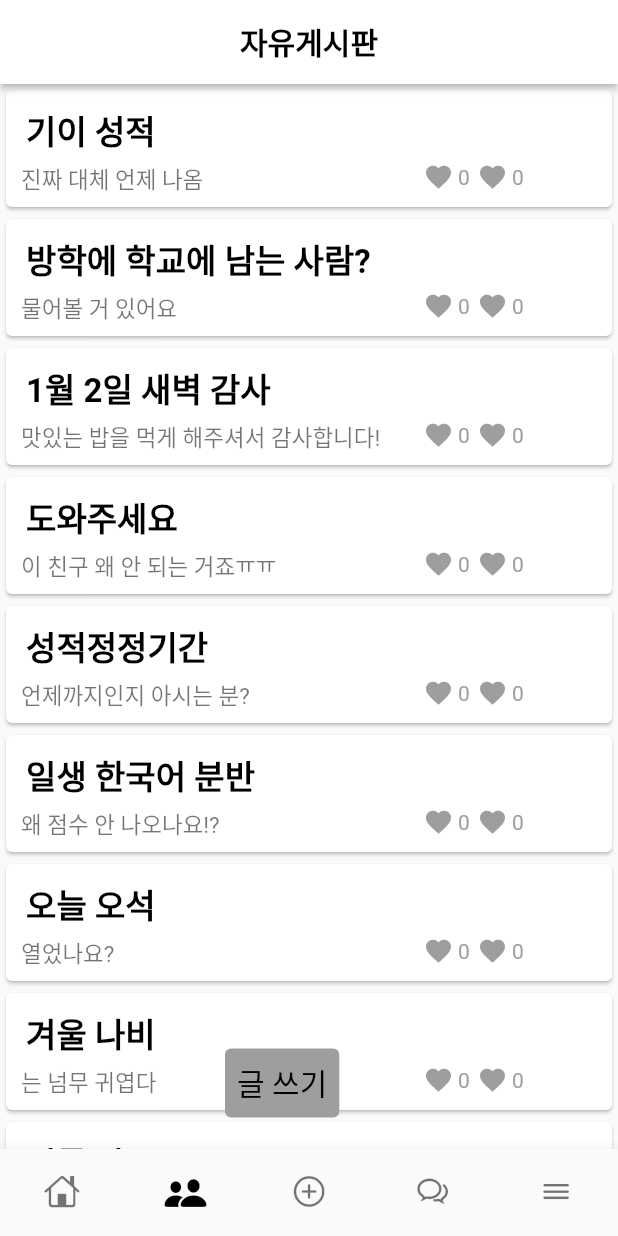
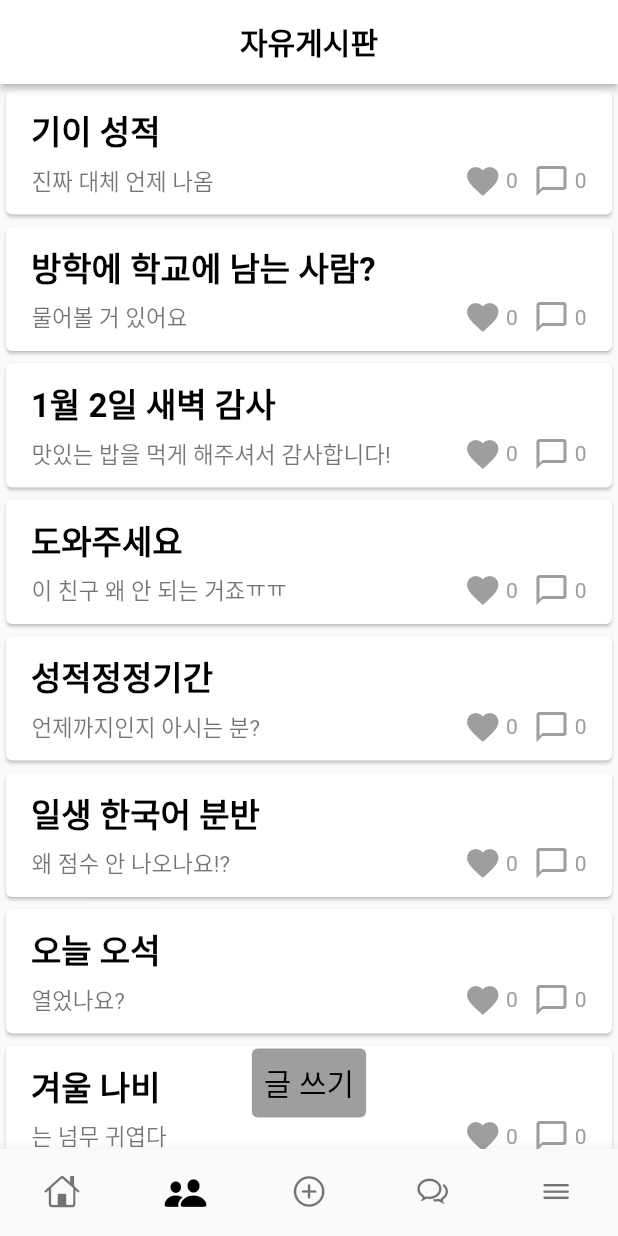
Before and after one commit to Han-Bab/Handong_Bab_MeokJa, a Flutter app: the screen it shows once a user with an empty profile is signed in, item 2 of the bottom bar chosen, on a phone screen of 412 x 824 dp. Run offline on Flutter 3.47's test engine with Material 2 defaults, Android fonts, the phone set to English and light mode, and no system bars; drawn by our look-alikes of like_button; our stand-ins replace cloud_firestore, dotted_border, extended_image, firebase_auth, firebase_core, flutter_chat_bubble and 7 more; accounts and stored records are empty.

Commit message:
Feat: 자유게시판 2차 완성

```diff
--- a/lib/view/main/community_page.dart
+++ b/lib/view/main/community_page.dart
@@ -53,25 +53,12 @@ class _CommunityPageState extends State<CommunityPage> {
     'ㅈㄱㄴ'
   ];
 
-  void showPopup(context, title, content) {
-    showDialog(
-      context: context,
-      builder: (context) {
-        return Dialog(
-          child: Container(
-            width: MediaQuery.of(context).size.width * 0.7,
-            height: 380,
-            decoration: BoxDecoration(
-                borderRadius: BorderRadius.circular(10), color: Colors.white),
-          ),
-        );
-      },
-    );
-  }
+  GlobalKey Boxkey = GlobalKey();
+
 
   @override
   Widget build(BuildContext context) {
-    double width = MediaQuery.of(context).size.width * 0.7;
+    double width = MediaQuery.of(context).size.width;
     return Scaffold(
       appBar: AppBar(
         title: const Text(
@@ -93,7 +80,7 @@ class _CommunityPageState extends State<CommunityPage> {
                 onTap: () {
                   Navigator.push(
                     context,
-                    MaterialPageRoute(builder: (context) => Content()),
+                    MaterialPageRoute(builder: (context) => const Content()),
                   );
                   //showPopup(context, titleList[index], content[index]);
                   //Navigator.push(
@@ -103,15 +90,16 @@ class _CommunityPageState extends State<CommunityPage> {
                 },
                 child: Card(
                   child: Row(
-                    mainAxisAlignment: MainAxisAlignment.start,
+                    mainAxisAlignment: MainAxisAlignment.spaceAround,
                     children: [
                       Padding(
-                        padding: const EdgeInsets.all(10),
+                        padding: EdgeInsets.only(bottom: 10, top: 10),
                         child: Column(
                           mainAxisAlignment: MainAxisAlignment.start,
                           children: [
-                            Container(
-                              width: width + 40,
+                            SizedBox(
+                              width: width * 0.9,
+                              //height: 30,
                               child: Text(
                                 titleList[index],
                                 style: const TextStyle(
@@ -125,54 +113,46 @@ class _CommunityPageState extends State<CommunityPage> {
                             ),
                             Row(
                               children: [
-                                Container(
-                                  width: width - 20,
-                                  height: 20,
+                                SizedBox(
+                                  width: width * 0.7,
+                                  //height: 30,
                                   child: Text(
                                     content[index],
                                     style: const TextStyle(
                                         fontSize: 15, color: Colors.black54),
                                   ),
                                 ),
-                                // const SizedBox(
-                                //   height: 5,
-                                // ),
-                                SizedBox(
-                                  //width: 30,
-                                  //margin: EdgeInsets.only(right: 10),
-                                  //padding: const EdgeInsets.only(),
+                                Positioned(
+                                  height: 20,
                                   child: Row(
-                                    children: const [
+                                    children: [
+                                      const LikeButton(
+                                        size: 25,
+                                        likeCount: 0,
+                                      ),
+                                      const SizedBox(
+                                        width: 10,
+                                      ),
                                       LikeButton(
-                                        size: 20,
+                                        size: 25,
                                         likeCount: 0,
+                                        likeBuilder: (isTapped) {
+                                          return Icon(
+                                            Icons.chat_bubble_outline_outlined,
+                                            color: isTapped ? Colors.black54 : Colors.grey,
+                                          );
+                                        },
                                       )
                                     ],
                                   ),
                                 ),
-                                Container(width: 5,),
-                                SizedBox(
-                                  //width: 5,
-                                  //margin: EdgeInsets.only(left: 5),
-                                  //padding: const EdgeInsets.only(),
-                                  child: Row(
-                                    children: const [
-                                       LikeButton(
-                                        size: 20,
-                                        likeCount: 0,
-                                      )
-                                      // const Icon(CupertinoIcons.heart),
-                                      // Text(
-                                      //   heart[index],
-                                      // ),
-                                    ],
-                                  ),
-                                ),
+                                //Container(width: width * 0.1,),
                               ],
                             )
                           ],
                         ),
-                      ),
+                      )
+
 
                       // 여기에 좋아요랑 댓글 수 이런 거 착성하면 되겠다.
                     ],
@@ -182,7 +162,9 @@ class _CommunityPageState extends State<CommunityPage> {
         ),
         Positioned(
           bottom: 20,
-          left: 150,
+            child: SizedBox(
+              width: width,
+              child: Center(
                 child: TextButton(
                   onPressed: () {
                     Navigator.push(
@@ -198,7 +180,19 @@ class _CommunityPageState extends State<CommunityPage> {
                   ),
                 ),
               ),
+            ),
+          ),
+
       ]),
     );
   }
 }
+
+getSize(GlobalKey key) {
+  if (key.currentContext != null) {
+    final RenderBox renderBox =
+    key.currentContext!.findRenderObject() as RenderBox;
+    Size size = renderBox.size;
+    return size;
+  }
+}
```
Also changed, not shown: lib/noticeBoard/content.dart (+37 -33 lines). Lines whose indentation alone changed are shown as unchanged.
